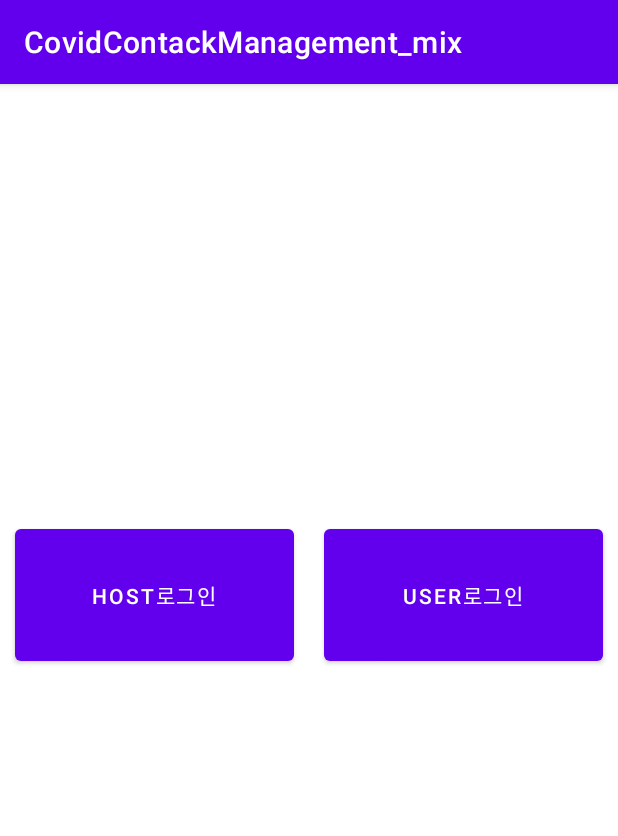
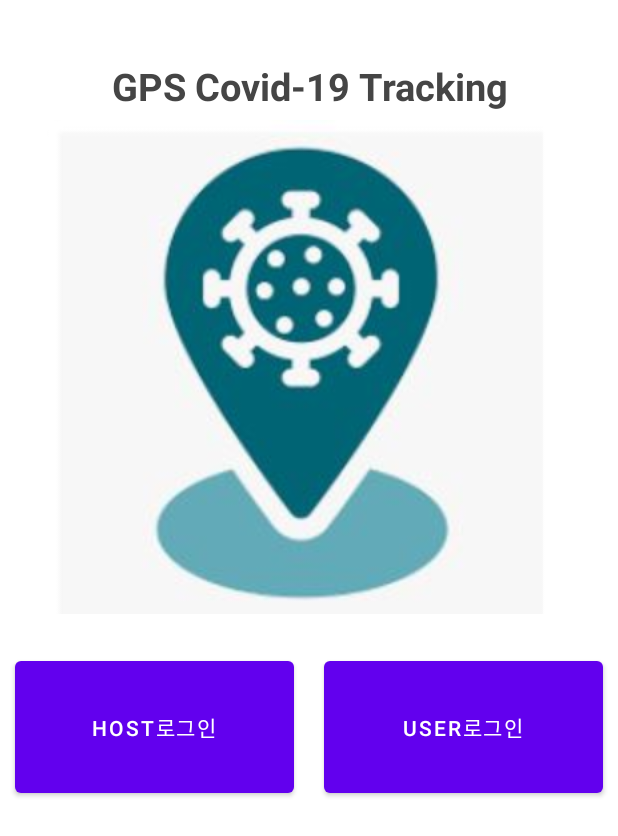
Before and after one commit to dhkfkr134/GPS-based-Covid-19-tracking, an Android app: the screen it shows after launch (MainActivity), on a phone screen of 412 x 824 dp. Shown: the top 836 px of the screen. Run offline under Robolectric (Android 15) with nearby library versions, the phone set to English and light mode, and no system bars.

Commit message:
완성본

```diff
--- a/androidapp/CovidContackManagement_mix/app/src/main/java/com/example/covidcontackmanagement_mix/MybltScanService.java
+++ b/androidapp/CovidContackManagement_mix/app/src/main/java/com/example/covidcontackmanagement_mix/MybltScanService.java
@@ -67,6 +67,8 @@ public class MybltScanService extends Service {
         System.out.println("startservice");
 
         userID = intent.getStringExtra("userID");
+        int destroyFlag = intent.getIntExtra("error",0);
+        if(destroyFlag==-1) onDestroy();
 
 
         if (android.os.Build.VERSION.SDK_INT >= android.os.Build.VERSION_CODES.O) {
--- a/androidapp/CovidContackManagement_mix/app/src/main/res/layout/activity_main.xml
+++ b/androidapp/CovidContackManagement_mix/app/src/main/res/layout/activity_main.xml
@@ -8,34 +8,62 @@
     tools:context=".MainActivity">
 
     <LinearLayout
+        android:layout_marginTop="20dp"
         android:layout_width="match_parent"
-        android:layout_height="0dp"
-        android:layout_weight="0.2"
+        android:layout_height="wrap_content"
         android:orientation="vertical">
+
         <TextView
-            android:id="@+id/textView"
+            android:id="@+id/titleTextView"
             android:layout_width="match_parent"
             android:layout_height="wrap_content"
-            android:textSize="20sp"
-            android:visibility="gone"
-            android:text="업소의 주소를 입력해주세요" />
+            android:textAlignment="center"
+            android:layout_marginTop="20dp"
+            android:textSize="25sp"
+            android:textStyle="bold"
+            android:textColor="#454545"
+            android:text="GPS Covid-19 Tracking" />
+
+        <ImageView
+            android:id="@+id/imageView"
+            android:layout_width="524px"
+            android:layout_height="494px"
+            android:scaleType="fitXY"
+            android:layout_gravity="center"
+            android:layout_marginTop="5dp"
+            app:srcCompat="@drawable/covid" />
+
+<!--        <TextView-->
+<!--            android:id="@+id/textView"-->
+<!--            android:layout_width="match_parent"-->
+<!--            android:layout_height="wrap_content"-->
+<!--            android:textSize="20sp"-->
+<!--            android:visibility="gone"-->
+<!--            android:text="업소의 주소를 입력해주세요" />-->
 
         <EditText
             android:id="@+id/editTextView"
+            android:layout_marginTop="20dp"
+            android:paddingLeft="10dp"
+            android:paddingRight="10dp"
+            android:layout_marginLeft="30dp"
+            android:layout_marginRight="30dp"
             android:layout_width="match_parent"
             android:layout_height="wrap_content"
             android:ems="10"
             android:textSize="15sp"
             android:inputType="textPersonName"
             android:visibility="gone"
-            android:text="구주소 입력" />
+            android:hint="구주소 입력" />
 
         <Button
             android:id="@+id/locationButton"
+            android:layout_marginLeft="40dp"
+            android:layout_marginRight="20dp"
             android:layout_width="wrap_content"
             android:layout_height="wrap_content"
             android:visibility="gone"
-            android:text="Button" />
+            android:text="확인" />
 
     </LinearLayout>
 
@@ -66,35 +94,17 @@
 
 
     </LinearLayout>
-
+    <FrameLayout
+        android:id="@+id/advertiser_fragment_container"
+        android:layout_weight="0.2"
+        android:layout_width="match_parent"
+        android:layout_height="wrap_content"
+        />
     <LinearLayout
         android:layout_width="match_parent"
         android:layout_height="0dp"
-        android:layout_weight="0.3"
+        android:layout_weight="0.2"
         android:orientation="vertical">
-
-
-
-        <Button
-            android:id="@+id/button2"
-            android:layout_width="800px"
-            android:layout_height="wrap_content"
-            android:layout_gravity="center"
-            android:text="로그아웃"
-            android:visibility="gone" />
-
-        <ImageButton
-            android:id="@+id/imageButton"
-            android:layout_width="wrap_content"
-            android:layout_height="wrap_content"
-            android:layout_gravity="center_horizontal"
-            android:layout_marginVertical="40dp"
-            android:layout_marginTop="10px"
-            android:background="@android:color/transparent"
-            android:visibility="gone"
-            app:srcCompat="@drawable/kakao_login_large_narrow" />
-
-
         <Switch
             android:id="@+id/storageLocationSwitch"
             android:layout_width="wrap_content"
@@ -103,11 +113,13 @@
             android:switchPadding="20dp"
             android:text="위치 저장         "
             android:visibility="gone"
+            android:layout_gravity="center"
             app:layout_constraintLeft_toLeftOf="parent"
             app:layout_constraintRight_toRightOf="parent"
             app:layout_constraintTop_toTopOf="parent" />
 
         <Switch
+            android:layout_margin="23dp"
             android:id="@+id/bluetoothSwitch"
             android:layout_width="wrap_content"
             android:layout_height="wrap_content"
@@ -115,16 +127,44 @@
             android:switchPadding="20dp"
             android:text="블루투스 자동 체크인"
             android:visibility="gone"
+            android:layout_gravity="center"
             app:layout_constraintLeft_toLeftOf="parent"
             app:layout_constraintRight_toRightOf="parent"
             app:layout_constraintTop_toBottomOf="@id/storageLocationSwitch" />
+    </LinearLayout>
+    <LinearLayout
+        android:layout_width="match_parent"
+        android:layout_height="0dp"
+        android:layout_weight="0.3"
+        android:orientation="vertical">
+
+        <Button
+          android:id="@+id/button2"
+            android:layout_marginRight="10dp"
+            android:layout_marginLeft="10dp"
+            android:layout_width="match_parent"
+            android:layout_height="wrap_content"
+            android:layout_gravity="center"
+            android:text="로그아웃"
+            android:visibility="gone"
+            />
+
+        <ImageButton
+            android:id="@+id/imageButton"
+            android:layout_width="wrap_content"
+            android:layout_height="wrap_content"
+            android:layout_gravity="center"
+            android:layout_marginVertical="40dp"
+            android:layout_marginTop="10px"
+            android:background="@android:color/transparent"
+            android:visibility="gone"
+            app:srcCompat="@drawable/kakao_login_large_narrow" />
 
 
-        <FrameLayout
-            android:id="@+id/advertiser_fragment_container"
-            android:layout_width="match_parent"
-            android:layout_height="wrap_content"
-            />
+
+
+
+
     </LinearLayout>
 
 </LinearLayout>
--- a/androidapp/CovidContackManagement_mix/app/src/main/res/layout/fragment_advertiser.xml
+++ b/androidapp/CovidContackManagement_mix/app/src/main/res/layout/fragment_advertiser.xml
@@ -35,10 +35,11 @@
         android:paddingBottom="20dp" >
 
         <TextView
-            android:text="@string/broadcast_device"
+            android:text="블루투스 on/off"
             android:layout_width="wrap_content"
             android:layout_height="match_parent"
             android:minWidth="100dp"
+            android:layout_marginRight="10dp"
             android:padding="5dp"/>
 
         <Switch
--- a/androidapp/CovidContackManagement_mix/app/src/main/res/values-night/themes.xml
+++ b/androidapp/CovidContackManagement_mix/app/src/main/res/values-night/themes.xml
@@ -12,5 +12,6 @@
         <!-- Status bar color. -->
         <item name="android:statusBarColor" tools:targetApi="l">?attr/colorPrimaryVariant</item>
         <!-- Customize your theme here. -->
+        <item name="windowNoTitle">true</item>
     </style>
 </resources>
--- a/androidapp/CovidContackManagement_mix/app/src/main/res/values/themes.xml
+++ b/androidapp/CovidContackManagement_mix/app/src/main/res/values/themes.xml
@@ -11,6 +11,7 @@
         <item name="colorOnSecondary">@color/black</item>
         <!-- Status bar color. -->
         <item name="android:statusBarColor" tools:targetApi="l">?attr/colorPrimaryVariant</item>
+        <item name="windowNoTitle">true</item>
         <!-- Customize your theme here. -->
     </style>
 </resources>
```
Also changed, not shown: androidapp/CovidContackManagement_mix/app/src/main/java/com/example/covidcontackmanagement_mix/AdvertiserFragment.java (+2 -7 lines), androidapp/CovidContackManagement_mix/app/src/main/java/com/example/covidcontackmanagement_mix/MainActivity.java (+45 -23 lines), androidapp/CovidContackManagement_mix/app/src/main/java/com/example/covidcontackmanagement_mix/MylocationStorageService.java (+13 -3 lines), androidapp/CovidContackManagement_mix/app/src/main/res/drawable/covid.jpg (added).
